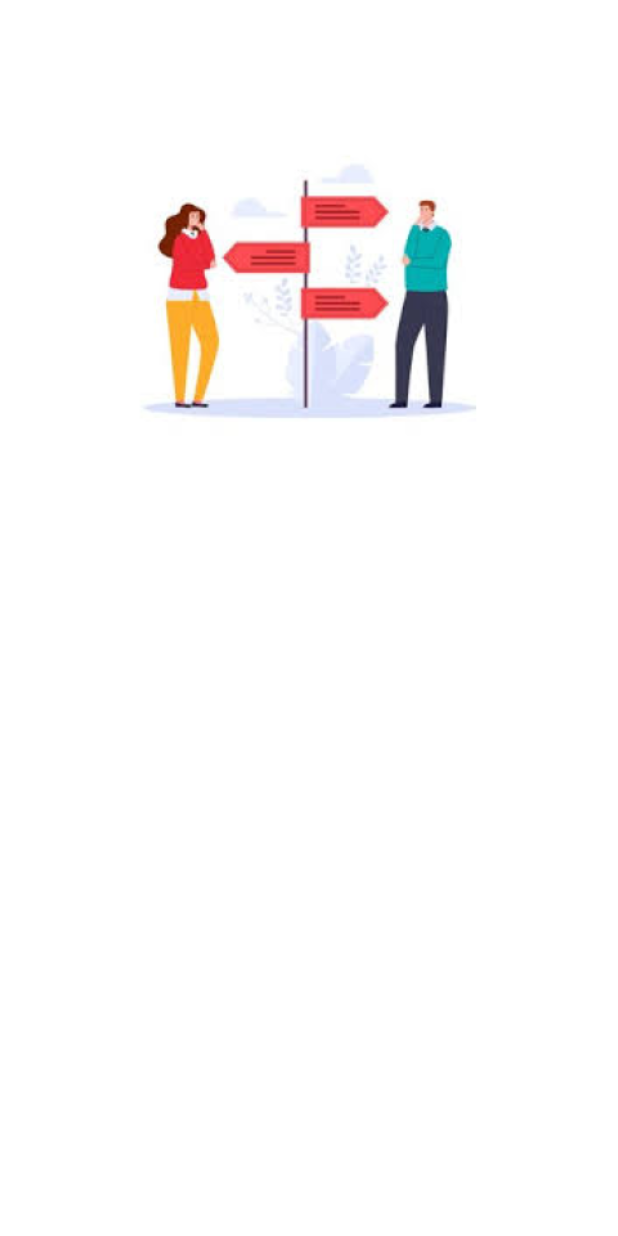
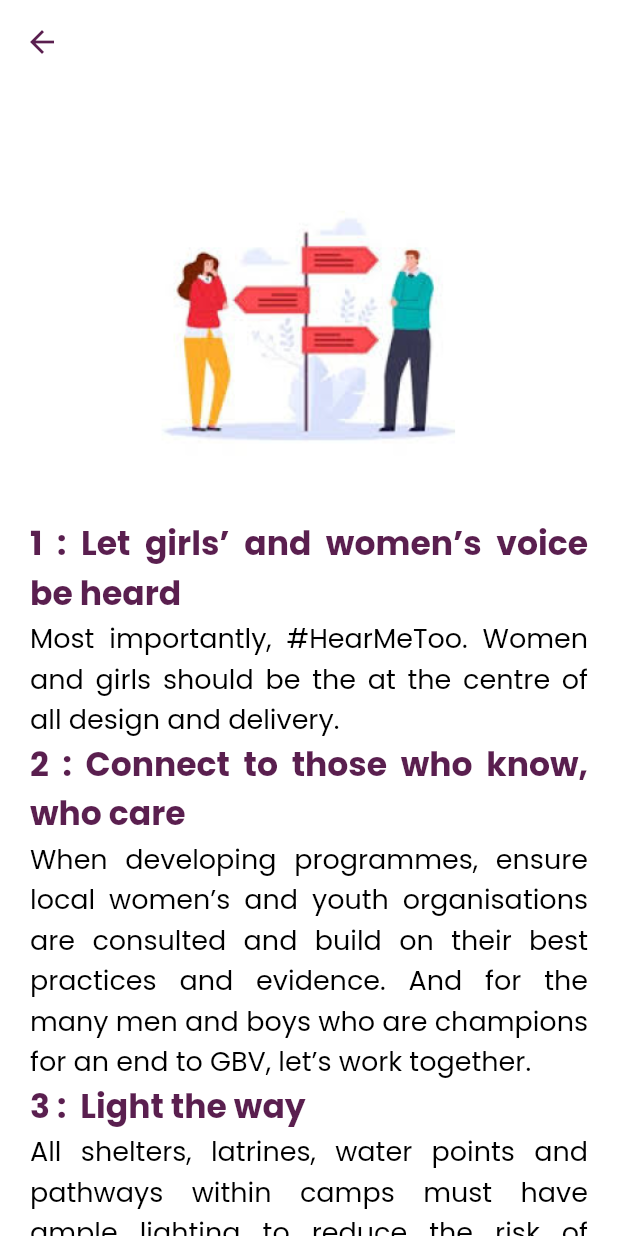
Before and after one commit to Reeya08/tap_to_safety, a Flutter app: the SafetyTipsView screen opened directly, on a phone screen of 412 x 824 dp. Run offline on Flutter 3.47's test engine with Material 2 defaults, Android fonts, the phone set to English and light mode, and no system bars; our stand-ins replace dots_indicator, google_fonts.

Commit message:
initial commit

```diff
--- a/lib/main.dart
+++ b/lib/main.dart
@@ -1,6 +1,8 @@
 import 'package:flutter/material.dart';
+import 'package:tap_to_safety/presentation/views/complaint/complaint_view.dart';
 import 'package:tap_to_safety/presentation/views/edit_contacts/edit_contacts_view.dart';
 import 'package:tap_to_safety/presentation/views/onboarding/onboarding_view.dart';
+import 'package:tap_to_safety/presentation/views/other_helpline/other_helpline_view.dart';
 import 'package:tap_to_safety/presentation/views/safety_tips/safety_tips_view.dart';
 import 'package:tap_to_safety/presentation/views/splash/splash_view.dart';
 import 'package:tap_to_safety/presentation/views/view_contacts/view_contacts_view.dart';
@@ -34,6 +36,8 @@ class MyApp extends StatelessWidget {
       // home: EditContactsView(),
       // home: SafetyTipsView(),
       // home: OnboardingView(),
+      // home: ComplaintView(),
+      //    home: OtherHelpline(),
     );
   }
 }
--- a/lib/presentation/elements/custom_text.dart
+++ b/lib/presentation/elements/custom_text.dart
@@ -16,9 +16,12 @@ class CustomText extends StatelessWidget {
 
   @override
   Widget build(BuildContext context) {
-    return Text(text,
+    return Text(
+        text,
+        textAlign: TextAlign.justify,
         style: GoogleFonts.poppins(
           textStyle: TextStyle(
+
             fontSize: fontSize,
             color: textColor,
             fontWeight: textFontWeight,
--- a/lib/presentation/views/bottom_navigation_bar/bottom_navigation_bar_view.dart
+++ b/lib/presentation/views/bottom_navigation_bar/bottom_navigation_bar_view.dart
@@ -1,7 +1,10 @@
 import 'package:flutter/material.dart';
 import 'package:tap_to_safety/constants/app_constants.dart';
+import 'package:tap_to_safety/presentation/views/complaint/complaint_view.dart';
 import 'package:tap_to_safety/presentation/views/home/home_view.dart';
+import 'package:tap_to_safety/presentation/views/other_helpline/other_helpline_view.dart';
 import 'package:tap_to_safety/presentation/views/register_contacts/register_contacts_view.dart';
+import 'package:tap_to_safety/presentation/views/safety_tips/safety_tips_view.dart';
 import 'package:tap_to_safety/presentation/views/view_contacts/view_contacts_view.dart';
 
 class BottomNavigationView extends StatefulWidget {
@@ -17,6 +20,9 @@ class _BottomNavigationViewState extends State<BottomNavigationView> {
     HomeView(),
     RegisterContactView(),
     ViewContactsView(),
+    SafetyTipsView(),
+    ComplaintView(),
+    OtherHelpline(),
   ];
 
   @override
--- a/lib/presentation/views/safety_tips/safety_tips_view.dart
+++ b/lib/presentation/views/safety_tips/safety_tips_view.dart
@@ -1,29 +1,88 @@
+import 'package:flutter/cupertino.dart';
 import 'package:flutter/material.dart';
 import 'package:tap_to_safety/constants/app_constants.dart';
 
-import '../../elements/custom_safety_tips_text_widget.dart';
+import '../../elements/custom_text.dart';
 
 class SafetyTipsView extends StatelessWidget {
   const SafetyTipsView({Key? key}) : super(key: key);
-
   @override
   Widget build(BuildContext context) {
     return Scaffold(
-      backgroundColor: AppConstants.whiteBackgroundColor,
-      body: Column(
+      appBar: AppBar(
+        backgroundColor: Colors.transparent,
+        elevation: 0.0,
+        leading: Icon(
+          Icons.arrow_back,
+          color: AppConstants.primaryColor,
+        ),
+      ),
+      backgroundColor: Colors.white,
+      body: SingleChildScrollView(
+        child: Padding(
+          padding: const EdgeInsets.all(20.0),
+          child: Column(
             children: [
-          SizedBox(
+              const SizedBox(
                 height: 40,
               ),
               Center(
                 child: Image.asset(
                   'assets/images/safety-tips-pic.png',
-              height: 300,
+                  height: 200,
                   width: 300,
                 ),
               ),
-
+              const SizedBox(
+                height: 30,
+              ),
+              const CustomText(
+                text: '1 : Let girls’ and women’s voice be heard',
+                fontSize: 22,
+                textColor: AppConstants.primaryColor,
+                textFontWeight: FontWeight.bold,
+              ),
+              const CustomText(
+                text:
+                    'Most importantly, #HearMeToo. Women and girls should be the at the centre of all design and delivery.',
+                fontSize: 18,
+                textColor: AppConstants.blackTextColor,
+                textFontWeight: FontWeight.normal,
+              ),
+              const CustomText(
+                text: '2 : Connect to those who know, who care',
+                fontSize: 22,
+                textColor: AppConstants.primaryColor,
+                textFontWeight: FontWeight.bold,
+              ),
+              const CustomText(
+                text:
+                'When developing programmes, ensure local women’s and youth organisations are consulted and build on their best practices and evidence. And for the many men and boys who are champions for an end to GBV, let’s work together.',
+                fontSize: 18,
+                textColor: AppConstants.blackTextColor,
+                textFontWeight: FontWeight.normal,
+              ),
+              Row(
+                mainAxisAlignment: MainAxisAlignment.start,
+                children: [
+                  const CustomText(
+                    text: '3 :  Light the way',
+                    fontSize: 22,
+                    textColor: AppConstants.primaryColor,
+                    textFontWeight: FontWeight.bold,
+                  ),
                 ],
+              ),
+              const CustomText(
+                text:
+                'All shelters, latrines, water points and pathways within camps must have ample lighting to reduce the risk of sexual violence.',
+                fontSize: 18,
+                textColor: AppConstants.blackTextColor,
+                textFontWeight: FontWeight.normal,
+              ),
+            ],
+          ),
+        ),
       ),
     );
   }
```
Also changed, not shown: lib/presentation/elements/custom_complaint_section_text_field.dart (added, +46 -0 lines), lib/presentation/elements/custom_other_helpline_tile.dart (added, +31 -0 lines), lib/presentation/views/complaint/complaint_view.dart (added, +48 -0 lines), lib/presentation/views/other_helpline/other_helpline_view.dart (added, +46 -0 lines), lib/presentation/views/view_contacts/view_contacts_view.dart (+8 -0 lines), assets/images/complaint.png (added), assets/images/other-helpline-pic.png, pubspec.lock. Lines whose indentation alone changed are shown as unchanged.
